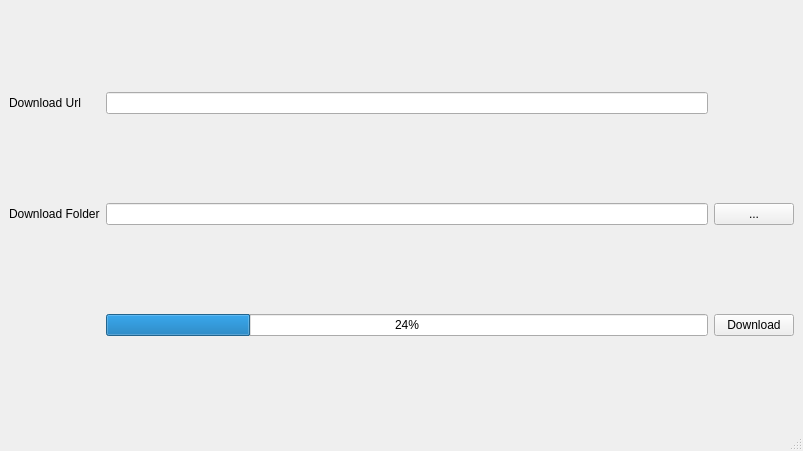
Qt form mainwindow.ui (arunk98475/QtResumedDownloader) before a commit.
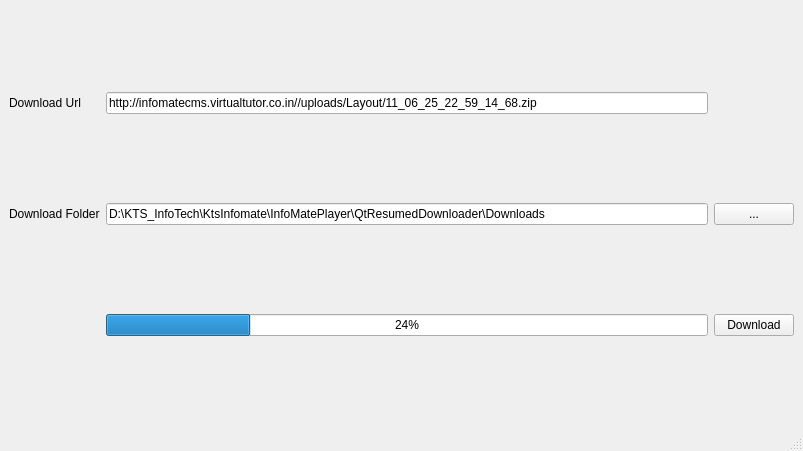
The same form after that commit.

```diff
--- a/mainwindow.ui
+++ b/mainwindow.ui
@@ -16,7 +16,11 @@
   <widget class="QWidget" name="centralwidget">
    <layout class="QGridLayout" name="gridLayout">
     <item row="1" column="1">
-     <widget class="QLineEdit" name="lineEditDownloadLocation"/>
+     <widget class="QLineEdit" name="lineEditDownloadLocation">
+      <property name="text">
+       <string>D:\KTS_InfoTech\KtsInfomate\InfoMatePlayer\QtResumedDownloader\Downloads</string>
+      </property>
+     </widget>
     </item>
     <item row="2" column="2">
      <widget class="QPushButton" name="pushBtnDownload">
@@ -33,7 +37,11 @@
      </widget>
     </item>
     <item row="0" column="1">
-     <widget class="QLineEdit" name="lineEditFileUrl"/>
+     <widget class="QLineEdit" name="lineEditFileUrl">
+      <property name="text">
+       <string>http://infomatecms.virtualtutor.co.in//uploads/Layout/11_06_25_22_59_14_68.zip</string>
+      </property>
+     </widget>
     </item>
     <item row="2" column="1">
      <widget class="QProgressBar" name="progressBar">
```
